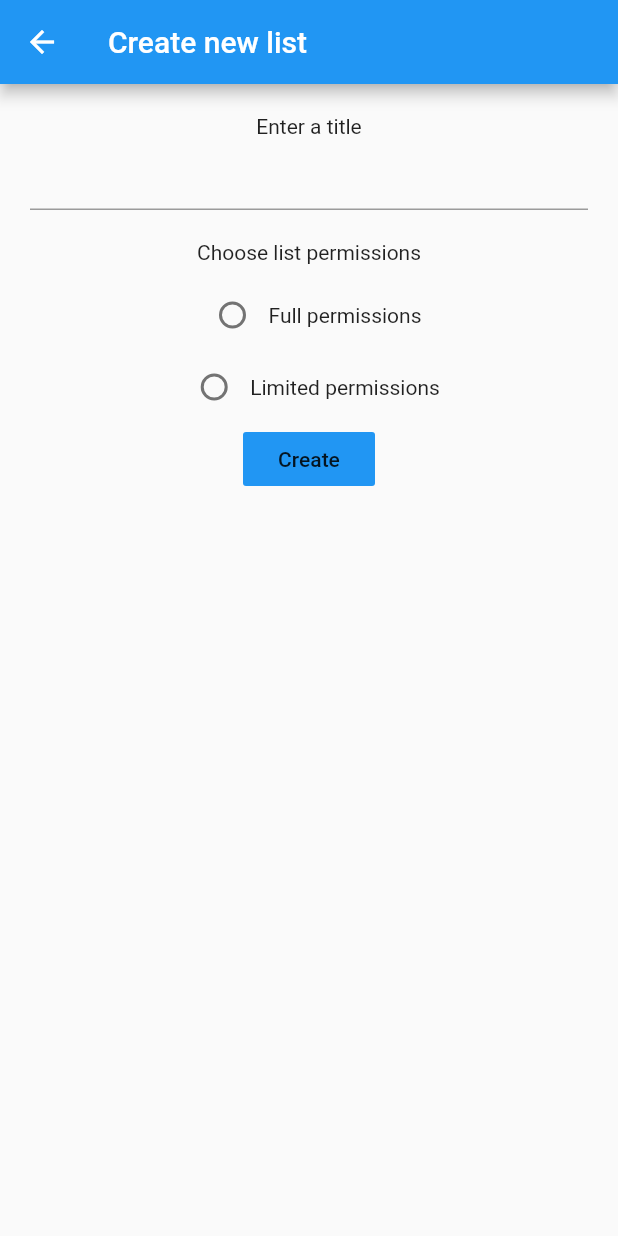
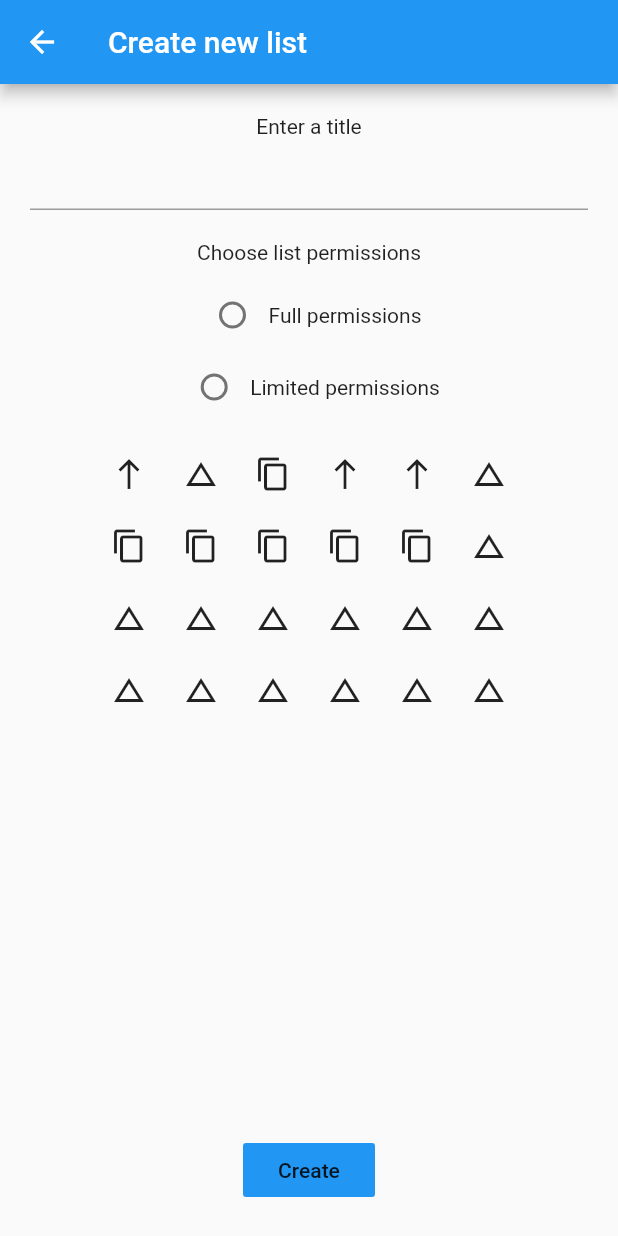
Before and after one commit to riderjensen/leanlist, a Flutter app: the CreateNewList screen opened by its route, on a phone screen of 412 x 824 dp. Run offline on Flutter 3.47's test engine with Material 2 defaults, Android fonts, the phone set to English and light mode, and no system bars; missing offline and left inert: flutter_fab_dialer.

Commit message:
Adding icon chooser

```diff
--- a/lib/pages/create_new_list.dart
+++ b/lib/pages/create_new_list.dart
@@ -2,12 +2,14 @@ import 'package:flutter/material.dart';
 import 'package:uuid/uuid.dart';
 
 import '../form_elements/create_radio_buttons.dart';
+import '../form_elements/icon_chooser.dart';
 
 class CreateNewList extends StatelessWidget {
   final Map<String, dynamic> formData = {
     'id': null,
     'shareId': null,
     'title': null,
+    'icon': 57744,
     'creator': 'Rider',
     'permissions': null,
     'items': {
@@ -27,11 +29,10 @@ class CreateNewList extends StatelessWidget {
       ),
       body: Container(
         padding: EdgeInsets.all(20.0),
-        child: Column(
-          children: <Widget>[
-            Form(
+        child: Form(
           key: _formKey,
           child: Column(
+            mainAxisSize: MainAxisSize.min,
             children: <Widget>[
               Text('Enter a title'),
               TextFormField(
@@ -52,6 +53,16 @@ class CreateNewList extends StatelessWidget {
                 height: 10,
               ),
               CreateRadioButtons(formData),
+              SizedBox(
+                height: 10,
+              ),
+              Flexible(
+                fit: FlexFit.loose,
+                child: IconChooser(formData),
+              ),
+              SizedBox(
+                height: 10,
+              ),
               FlatButton(
                 color: Colors.blue,
                 child: Text('Create'),
@@ -66,15 +77,12 @@ class CreateNewList extends StatelessWidget {
                   formData['id'] = newID;
                   formData['shareId'] = newID.split('-')[0];
                   ourList.add(formData);
-                      // add to local list now?
                   // await putting into db
                   Navigator.of(context).pop();
                 },
               )
             ],
           ),
-            )
-          ],
         ),
       ),
     );
```
Lines whose indentation alone changed are shown as unchanged.
